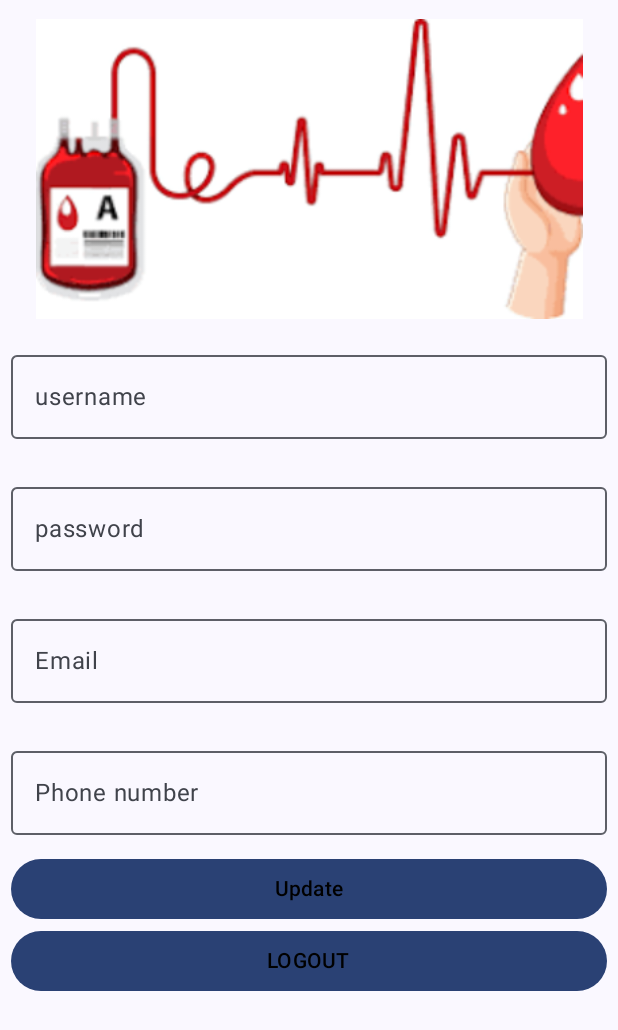
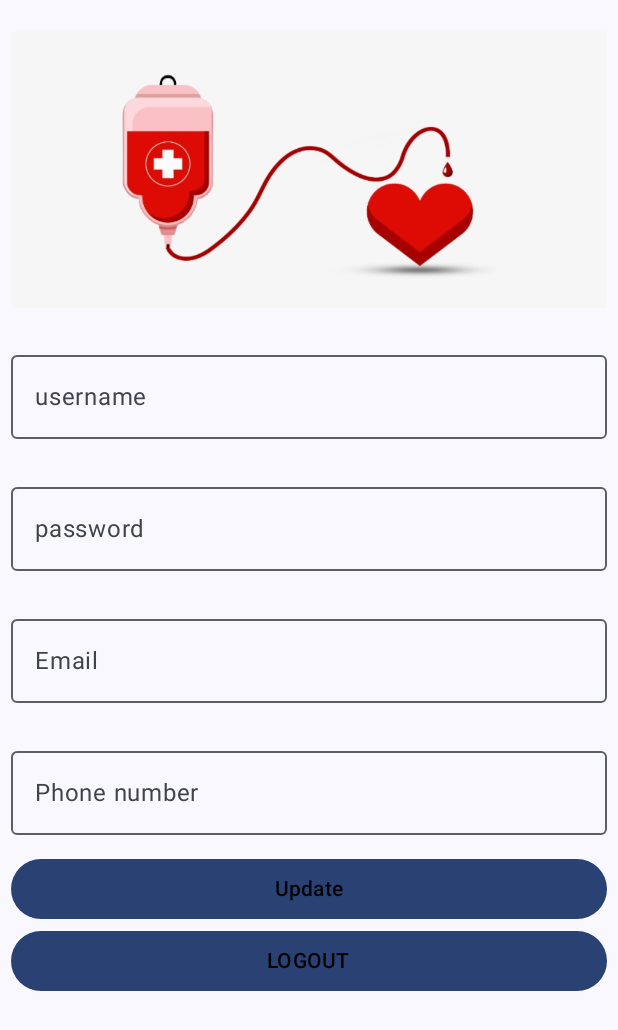
Before and after one commit to Fawazalzamel/BloodDonationProject, an Android app built with Jetpack Compose: the UserProfileScreen screen opened through its navigation route, on a phone screen of 412 x 824 dp. Shown: the top 1030 px of the screen. Run offline under Robolectric (Android 15) with nearby library versions, the phone set to English and light mode, and no system bars.

Commit message:
icons done

```diff
--- a/BloodDonationAndriod/app/src/main/java/com/example/blooddonationsfrontend/composable/ContactUs.kt
+++ b/BloodDonationAndriod/app/src/main/java/com/example/blooddonationsfrontend/composable/ContactUs.kt
@@ -36,7 +36,7 @@ fun ContactUsScreen() {
     ) {
         item {
             Image(
-                painter = painterResource(id = R.drawable.blood_donation),
+                painter = painterResource(id = R.drawable.bloodtest),
                 contentDescription = "Your Image",
                 modifier = Modifier
                     .fillMaxWidth()
--- a/BloodDonationAndriod/app/src/main/java/com/example/blooddonationsfrontend/composable/ForgotScreen.kt
+++ b/BloodDonationAndriod/app/src/main/java/com/example/blooddonationsfrontend/composable/ForgotScreen.kt
@@ -41,7 +41,7 @@ fun ForgotPasswordScreen(navController: NavController) {
     ) {
         // Image replaced the LottieAnimationView
         Image(
-            painter = painterResource(id = R.drawable.blood_donation),
+            painter = painterResource(id = R.drawable.bloodtest),
             contentDescription = "image",
             modifier = Modifier
                 .fillMaxWidth()
--- a/BloodDonationAndriod/app/src/main/java/com/example/blooddonationsfrontend/composable/Login.kt
+++ b/BloodDonationAndriod/app/src/main/java/com/example/blooddonationsfrontend/composable/Login.kt
@@ -36,7 +36,7 @@ fun LoginScreen() {
         verticalArrangement = Arrangement.spacedBy(8.dp)
     ) {
         Image(
-            painter = painterResource(id = R.drawable.blood_donation), // Replace with your image
+            painter = painterResource(id = R.drawable.bloodtest), // Replace with your image
             contentDescription = null, // Provide a content description if necessary
             modifier = Modifier
                 .fillMaxWidth()
--- a/BloodDonationAndriod/app/src/main/java/com/example/blooddonationsfrontend/composable/Profile.kt
+++ b/BloodDonationAndriod/app/src/main/java/com/example/blooddonationsfrontend/composable/Profile.kt
@@ -15,10 +15,10 @@ import androidx.compose.ui.Alignment
 import androidx.compose.ui.Modifier
 import androidx.compose.ui.graphics.Color
 import androidx.compose.ui.res.painterResource
+import androidx.compose.ui.tooling.preview.Preview
 import androidx.compose.ui.unit.dp
 import androidx.navigation.NavHostController
 import com.example.blooddonationsfrontend.R
-
 @Composable
 fun UserProfileScreen(navController: NavHostController) {
 //navhost,navcontroller
@@ -36,7 +36,7 @@ fun UserProfileScreen(navController: NavHostController) {
         verticalArrangement = Arrangement.spacedBy(8.dp)
     ) {
         Image(
-            painter = painterResource(id = R.drawable.blood_donation), // Replace with your image
+            painter = painterResource(id = R.drawable.bloodtest), // Replace with your image
             contentDescription = "image", // Provide a content description if necessary
             modifier = Modifier
                 .fillMaxWidth()
--- a/BloodDonationAndriod/app/src/main/java/com/example/blooddonationsfrontend/composable/SignUp.kt
+++ b/BloodDonationAndriod/app/src/main/java/com/example/blooddonationsfrontend/composable/SignUp.kt
@@ -155,7 +155,7 @@ fun ProfileScreen(navController: NavHostController) {
                 contentDescription = null, // Provide a content description if necessary
                 modifier = Modifier
                     .fillMaxWidth()
-                    .height(250.dp),
+                    .height(150.dp),
                 alignment = Alignment.Center
             )
 
--- a/BloodDonationAndriod/app/src/main/java/com/example/blooddonationsfrontend/composable/UserCard.kt
+++ b/BloodDonationAndriod/app/src/main/java/com/example/blooddonationsfrontend/composable/UserCard.kt
@@ -63,7 +63,7 @@ fun UserCard(
                     modifier = Modifier.weight(1f)
                 )
                 Image(
-                    painter = painterResource(id = R.drawable.bloodtest),
+                    painter = painterResource(id = R.drawable.blood_test),
                     contentDescription = null,
                     modifier = Modifier
                         .size(160.dp)
```
Also changed, not shown: BloodDonationAndriod/app/src/main/java/com/example/blooddonationsfrontend/MainActivity.kt (+8 -0 lines), BloodDonationAndriod/app/src/main/res/drawable/blood_test.png (added), BloodDonationAndriod/app/src/main/res/drawable/donate.gif (added), BloodDonationAndriod/app/src/main/res/drawable/homepage.png (added).
